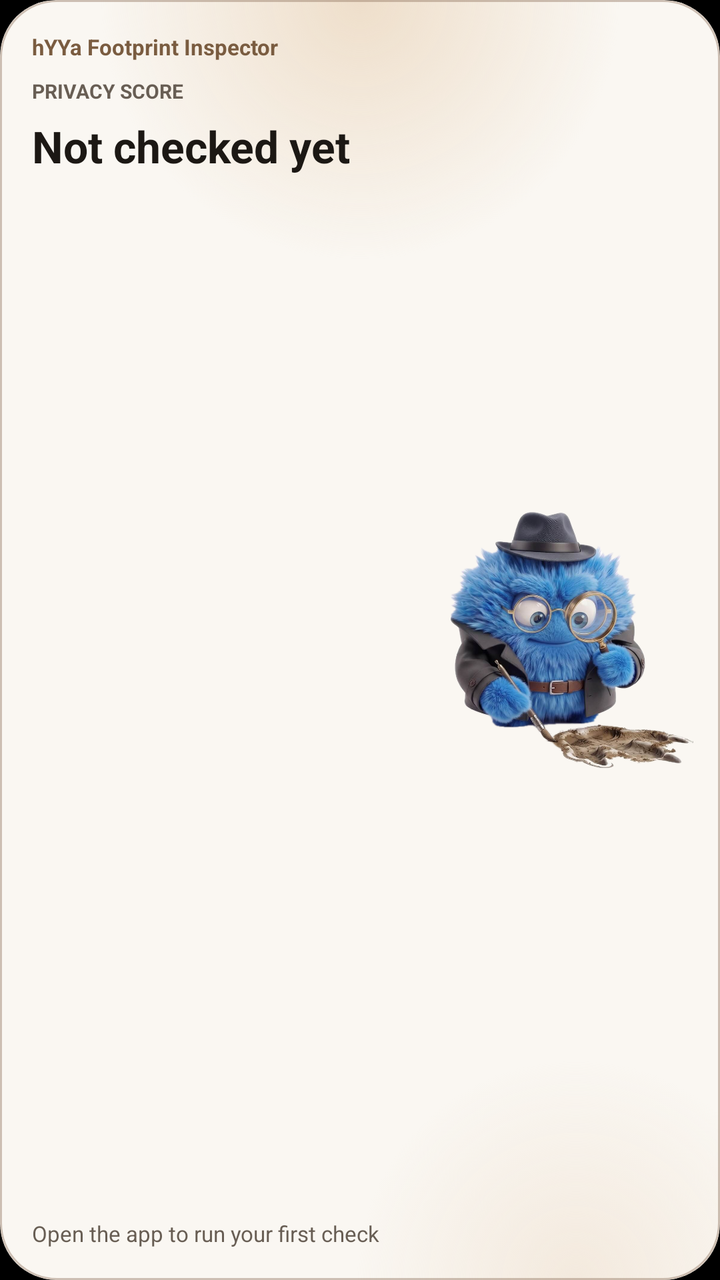
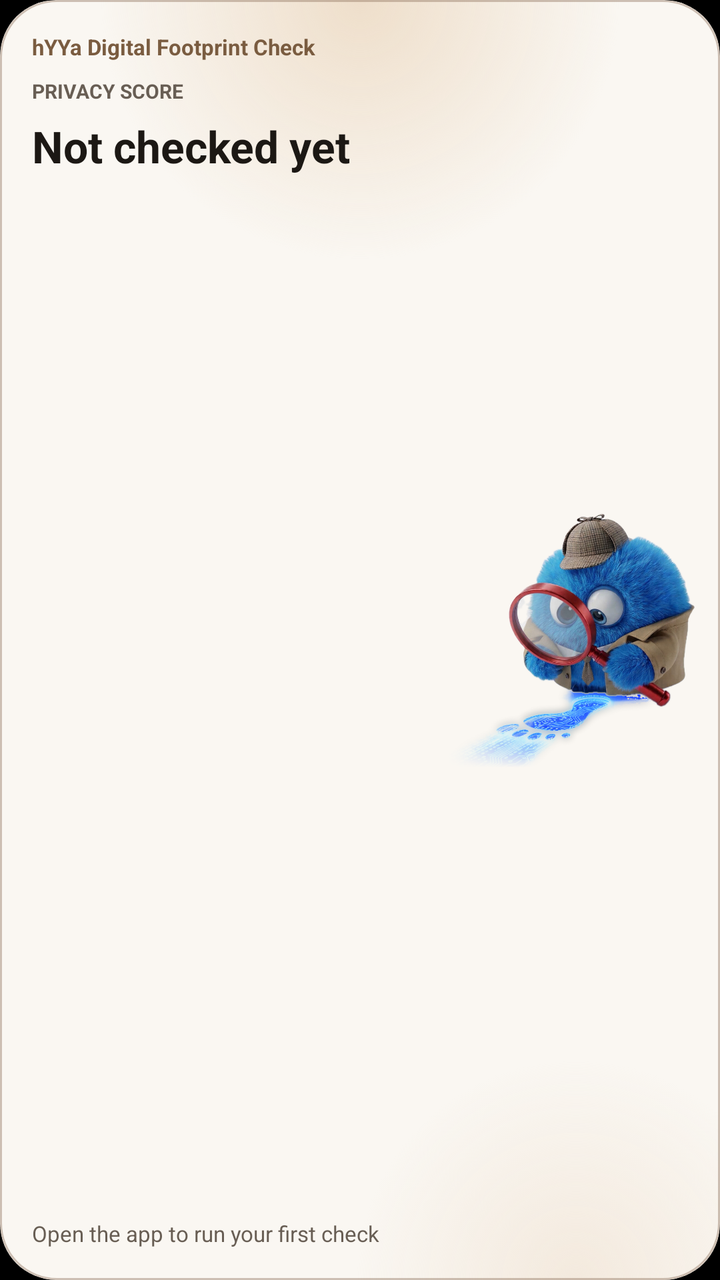

Compare the two renders of this Android layout. The source of the first and the diff that turns it into the second are given below.
<!-- AndroidManifest.xml: application theme Theme.FootprintInspector -->
<!-- res/layout/widget_medium.xml -->
<?xml version="1.0" encoding="utf-8"?>
<FrameLayout xmlns:android="http://schemas.android.com/apk/res/android"
    android:id="@android:id/background"
    android:layout_width="match_parent"
    android:layout_height="match_parent"
    android:background="@drawable/widget_background"
    android:clipToOutline="true">

    <ImageView
        android:layout_width="124dp"
        android:layout_height="128dp"
        android:layout_gravity="center_vertical|end"
        android:layout_marginEnd="12dp"
        android:importantForAccessibility="no"
        android:scaleType="fitCenter"
        android:src="@drawable/mascot_cutout" />

    <LinearLayout
        android:layout_width="match_parent"
        android:layout_height="match_parent"
        android:orientation="vertical"
        android:padding="16dp">

        <TextView
            style="@style/WidgetNote"
            android:text="@string/app_name"
            android:textColor="@color/widget_accent"
            android:textStyle="bold" />

        <TextView
            style="@style/WidgetLabel"
            android:layout_marginTop="8dp"
            android:text="@string/widget_label"
            android:textColor="@color/widget_muted" />

        <LinearLayout
            android:id="@+id/widget_empty"
            android:layout_width="match_parent"
            android:layout_height="0dp"
            android:layout_weight="1"
            android:orientation="vertical">

            <TextView
                android:layout_width="wrap_content"
                android:layout_height="wrap_content"
                android:layout_marginTop="6dp"
                android:text="@string/widget_not_checked"
                android:textColor="@color/widget_ink"
                android:textSize="22sp"
                android:textStyle="bold" />

            <FrameLayout android:layout_width="0dp" android:layout_height="0dp" android:layout_weight="1" />

            <TextView style="@style/WidgetNote" android:text="@string/widget_open" />
        </LinearLayout>

        <LinearLayout
            android:id="@+id/widget_checked"
            android:layout_width="match_parent"
            android:layout_height="0dp"
            android:layout_weight="1"
            android:orientation="vertical"
            android:visibility="gone">

            <LinearLayout
                android:layout_width="wrap_content"
                android:layout_height="wrap_content"
                android:gravity="bottom"
                android:orientation="horizontal">

                <TextView
                    android:id="@+id/widget_score"
                    android:layout_width="wrap_content"
                    android:layout_height="wrap_content"
                    android:includeFontPadding="false"
                    android:textColor="@color/widget_ink"
                    android:textSize="52sp"
                    android:textStyle="bold" />

                <TextView
                    style="@style/WidgetNote"
                    android:layout_marginStart="8dp"
                    android:layout_marginBottom="8dp"
                    android:text="@string/widget_out_of" />
            </LinearLayout>

            <FrameLayout android:layout_width="0dp" android:layout_height="0dp" android:layout_weight="1" />

            <TextView style="@style/WidgetNote" android:text="@string/widget_last_check" />

            <TextView
                android:id="@+id/widget_date"
                style="@style/WidgetNote"
                android:textColor="@color/widget_ink"
                android:textStyle="bold" />
        </LinearLayout>
    </LinearLayout>
</FrameLayout>
<!-- resources referenced by this layout -->
<resources>
  <color name="widget_accent">#7A5C40</color>
  <color name="widget_ink">#1C1814</color>
  <color name="widget_muted">#685E54</color>
  <!-- drawable mascot_cutout: png bitmap (drawable-nodpi, 591706 bytes) -->
  <!-- drawable widget_background (drawable) -->
  <?xml version="1.0" encoding="utf-8"?>
  <layer-list xmlns:android="http://schemas.android.com/apk/res/android">
      <item>
          <shape>
              <solid android:color="@color/widget_base" />
              <corners android:radius="@android:dimen/system_app_widget_background_radius" />
          </shape>
      </item>
      <item>
          <shape>
              <gradient android:type="radial" android:centerX="0.5" android:centerY="0" android:gradientRadius="130dp"
                  android:startColor="@color/widget_glow_top" android:endColor="#00000000" />
              <corners android:radius="@android:dimen/system_app_widget_background_radius" />
          </shape>
      </item>
      <item>
          <shape>
              <gradient android:type="radial" android:centerX="0.8" android:centerY="1" android:gradientRadius="110dp"
                  android:startColor="@color/widget_glow_bottom" android:endColor="#00000000" />
              <corners android:radius="@android:dimen/system_app_widget_background_radius" />
          </shape>
      </item>
      <item>
          <shape>
              <stroke android:width="1dp" android:color="@color/widget_rule" />
              <corners android:radius="@android:dimen/system_app_widget_background_radius" />
          </shape>
      </item>
  </layer-list>
  <string name="app_name">hYYa Footprint Inspector</string>
  <string name="widget_label">PRIVACY SCORE</string>
  <string name="widget_last_check">Last check</string>
  <string name="widget_not_checked">Not checked yet</string>
  <string name="widget_open">Open the app to run your first check</string>
  <string name="widget_out_of">out of 100</string>
  <style name="WidgetLabel">
          <item name="android:layout_width">wrap_content</item>
          <item name="android:layout_height">wrap_content</item>
          <item name="android:textSize">10sp</item>
          <item name="android:textStyle">bold</item>
      </style>
  <style name="WidgetNote">
          <item name="android:layout_width">wrap_content</item>
          <item name="android:layout_height">wrap_content</item>
          <item name="android:textColor">@color/widget_muted</item>
          <item name="android:textSize">11sp</item>
      </style>
  <style name="Theme.FootprintInspector" parent="android:Theme.Material.NoActionBar">
          <item name="android:windowBackground">@color/black</item>
          <item name="android:statusBarColor">@android:color/transparent</item>
          <item name="android:navigationBarColor">@android:color/transparent</item>
      </style>
  <color name="widget_base">#FAF7F2</color>
  <color name="widget_glow_top">#EEDECA</color>
  <color name="widget_glow_bottom">#F3E9DD</color>
  <color name="widget_rule">#6E8F7560</color>
  <color name="black">#000000</color>
</resources>

<!-- the commit's change to res/layout/widget_medium.xml (unified diff, before → after) -->
@@ -23,7 +23,7 @@
 
         <TextView
             style="@style/WidgetNote"
-            android:text="@string/app_name"
+            android:text="@string/app_full_name"
             android:textColor="@color/widget_accent"
             android:textStyle="bold" />
 
<!-- resource entries referenced after the edit -->
@@ -3,7 +3,7 @@
   <color name="widget_accent">#7A5C40</color>
   <color name="widget_ink">#1C1814</color>
   <color name="widget_muted">#685E54</color>
-  <!-- drawable mascot_cutout: png bitmap (drawable-nodpi, 591706 bytes) -->
+  <!-- drawable mascot_cutout: png bitmap (drawable-nodpi, 623820 bytes) -->
   <!-- drawable widget_background (drawable) -->
   <?xml version="1.0" encoding="utf-8"?>
   <layer-list xmlns:android="http://schemas.android.com/apk/res/android">
@@ -34,7 +34,7 @@
           </shape>
       </item>
   </layer-list>
-  <string name="app_name">hYYa Footprint Inspector</string>
+  <string name="app_full_name">hYYa Digital Footprint Check</string>
   <string name="widget_label">PRIVACY SCORE</string>
   <string name="widget_last_check">Last check</string>
   <string name="widget_not_checked">Not checked yet</string>
